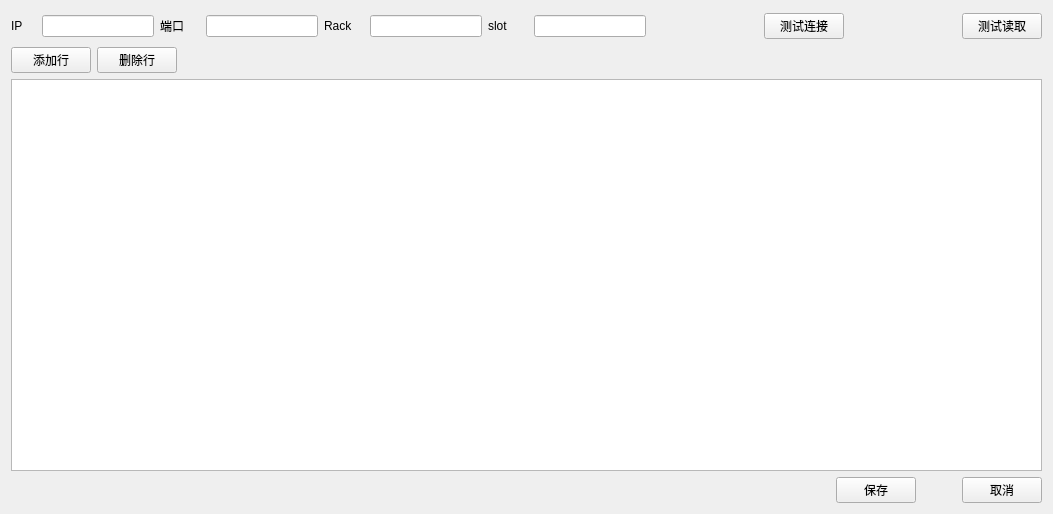
Old version of the form DataPlot/S7SettingDialog.ui in the repository yunduanderizi/S7DataPlot.
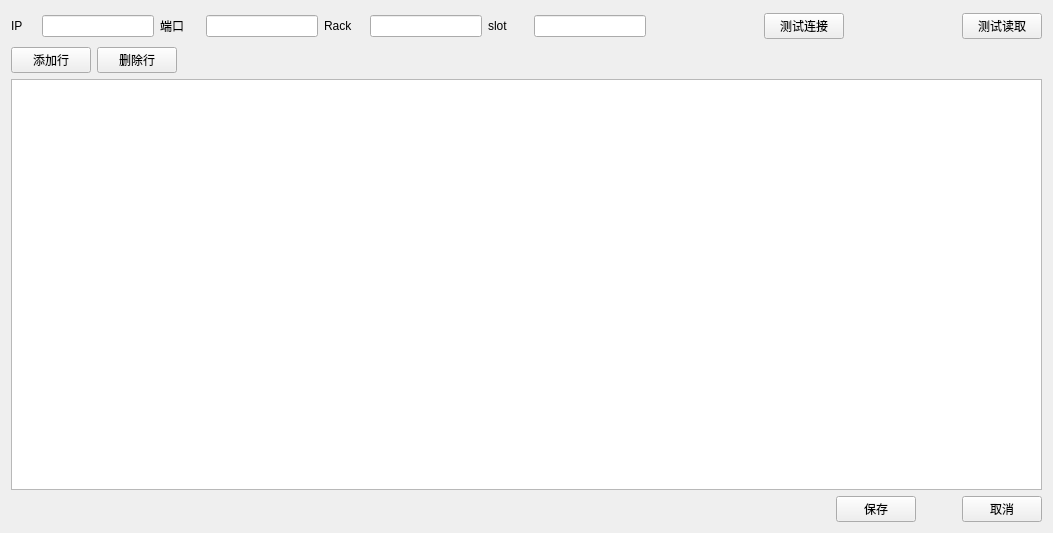
New version of the form.

Diff of the .ui file:
```diff
--- a/DataPlot/S7SettingDialog.ui
+++ b/DataPlot/S7SettingDialog.ui
@@ -7,7 +7,7 @@
     <x>0</x>
     <y>0</y>
     <width>1053</width>
-    <height>514</height>
+    <height>533</height>
    </rect>
   </property>
   <property name="windowTitle">
```
